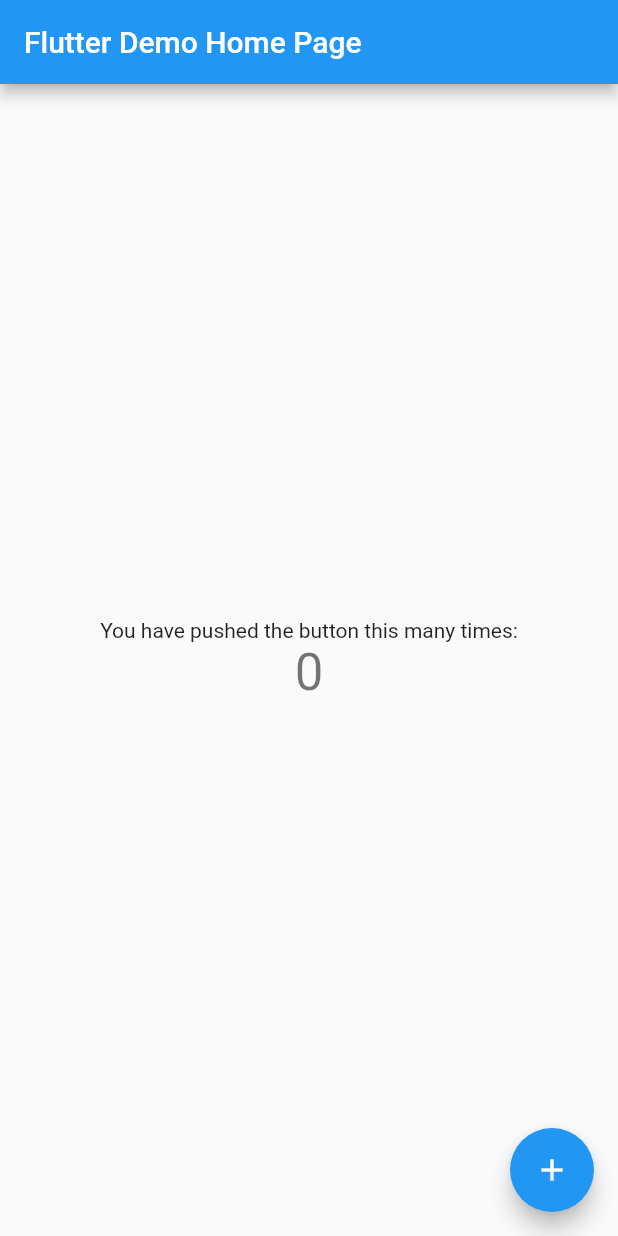
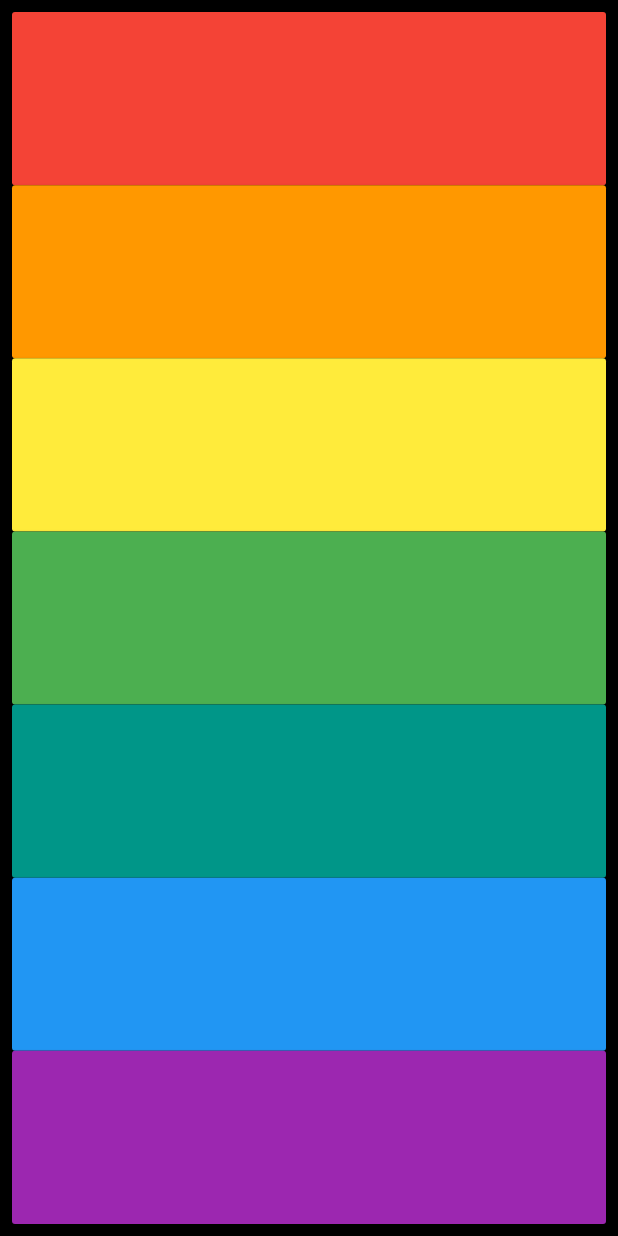
Before and after one commit to aliahsan786/ProfilePage, a Flutter app: the screen it shows after launch, on a phone screen of 412 x 824 dp. Run offline on Flutter 3.47's test engine with Material 2 defaults, Android fonts, the phone set to English and light mode, and no system bars; our stand-ins replace audioplayers.

Commit message:
basic working
This is the basic working app for music play which we have done in flutter

```diff
--- a/xylophone/lib/main.dart
+++ b/xylophone/lib/main.dart
@@ -1,115 +1,51 @@
+import 'package:audioplayers/audioplayers.dart';
 import 'package:flutter/material.dart';
 
-void main() {
-  runApp(const MyApp());
-}
+void main() => runApp(XylophoneApp());
 
-class MyApp extends StatelessWidget {
-  const MyApp({Key? key}) : super(key: key);
+// ignore: use_key_in_widget_constructors
+class XylophoneApp extends StatelessWidget {
+  void playSound(int num) {
+    final player = AudioCache();
+    player.play('note$num.wav');
+  }
 
-  // This widget is the root of your application.
-  @override
-  Widget build(BuildContext context) {
-    return MaterialApp(
-      title: 'Flutter Demo',
-      theme: ThemeData(
-        // This is the theme of your application.
-        //
-        // Try running your application with "flutter run". You'll see the
-        // application has a blue toolbar. Then, without quitting the app, try
-        // changing the primarySwatch below to Colors.green and then invoke
-        // "hot reload" (press "r" in the console where you ran "flutter run",
-        // or simply save your changes to "hot reload" in a Flutter IDE).
-        // Notice that the counter didn't reset back to zero; the application
-        // is not restarted.
-        primarySwatch: Colors.blue,
+  Expanded buildKey(int n, Color color) {
+    return Expanded(
+      child: MaterialButton(
+        color: color,
+        onPressed: () {
+          playSound(n);
+        },
+        child: const Text(''),
       ),
-      home: const MyHomePage(title: 'Flutter Demo Home Page'),
     );
-  }
-}
-
-class MyHomePage extends StatefulWidget {
-  const MyHomePage({Key? key, required this.title}) : super(key: key);
-
-  // This widget is the home page of your application. It is stateful, meaning
-  // that it has a State object (defined below) that contains fields that affect
-  // how it looks.
-
-  // This class is the configuration for the state. It holds the values (in this
-  // case the title) provided by the parent (in this case the App widget) and
-  // used by the build method of the State. Fields in a Widget subclass are
-  // always marked "final".
-
-  final String title;
-
-  @override
-  State<MyHomePage> createState() => _MyHomePageState();
-}
-
-class _MyHomePageState extends State<MyHomePage> {
-  int _counter = 0;
-
-  void _incrementCounter() {
-    setState(() {
-      // This call to setState tells the Flutter framework that something has
-      // changed in this State, which causes it to rerun the build method below
-      // so that the display can reflect the updated values. If we changed
-      // _counter without calling setState(), then the build method would not be
-      // called again, and so nothing would appear to happen.
-      _counter++;
-    });
   }
 
   @override
   Widget build(BuildContext context) {
-    // This method is rerun every time setState is called, for instance as done
-    // by the _incrementCounter method above.
-    //
-    // The Flutter framework has been optimized to make rerunning build methods
-    // fast, so that you can just rebuild anything that needs updating rather
-    // than having to individually change instances of widgets.
-    return Scaffold(
-      appBar: AppBar(
-        // Here we take the value from the MyHomePage object that was created by
-        // the App.build method, and use it to set our appbar title.
-        title: Text(widget.title),
-      ),
-      body: Center(
-        // Center is a layout widget. It takes a single child and positions it
-        // in the middle of the parent.
-        child: Column(
-          // Column is also a layout widget. It takes a list of children and
-          // arranges them vertically. By default, it sizes itself to fit its
-          // children horizontally, and tries to be as tall as its parent.
-          //
-          // Invoke "debug painting" (press "p" in the console, choose the
-          // "Toggle Debug Paint" action from the Flutter Inspector in Android
-          // Studio, or the "Toggle Debug Paint" command in Visual Studio Code)
-          // to see the wireframe for each widget.
-          //
-          // Column has various properties to control how it sizes itself and
-          // how it positions its children. Here we use mainAxisAlignment to
-          // center the children vertically; the main axis here is the vertical
-          // axis because Columns are vertical (the cross axis would be
-          // horizontal).
-          mainAxisAlignment: MainAxisAlignment.center,
-          children: <Widget>[
-            const Text(
-              'You have pushed the button this many times:',
+    return MaterialApp(
+      home: Scaffold(
+        backgroundColor: Colors.black,
+        body: SafeArea(
+          child: Padding(
+            padding: const EdgeInsets.all(8.0),
+            child: Column(
+              mainAxisSize: MainAxisSize.max,
+              crossAxisAlignment: CrossAxisAlignment.stretch,
+              children: <Widget>[
+                buildKey(1, Colors.red),
+                buildKey(2, Colors.orange),
+                buildKey(3, Colors.yellow),
+                buildKey(4, Colors.green),
+                buildKey(5, Colors.teal),
+                buildKey(6, Colors.blue),
+                buildKey(7, Colors.purple),
+              ],
             ),
-            Text(
-              '$_counter',
-              style: Theme.of(context).textTheme.headline4,
-            ),
-          ],
+          ),
         ),
       ),
-      floatingActionButton: FloatingActionButton(
-        onPressed: _incrementCounter,
-        tooltip: 'Increment',
-        child: const Icon(Icons.add),
-      ), // This trailing comma makes auto-formatting nicer for build methods.
     );
   }
 }
```
Also changed, not shown: xylophone/pubspec.yaml (+7 -6 lines), xylophone/pubspec.lock, 8 other files.
